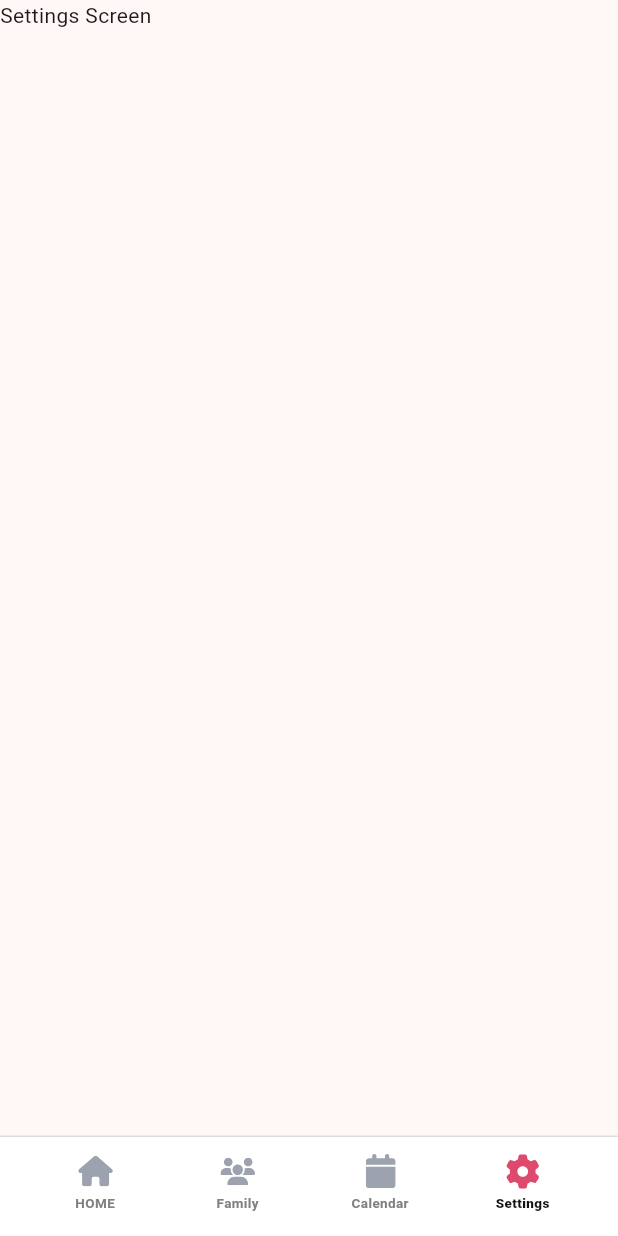
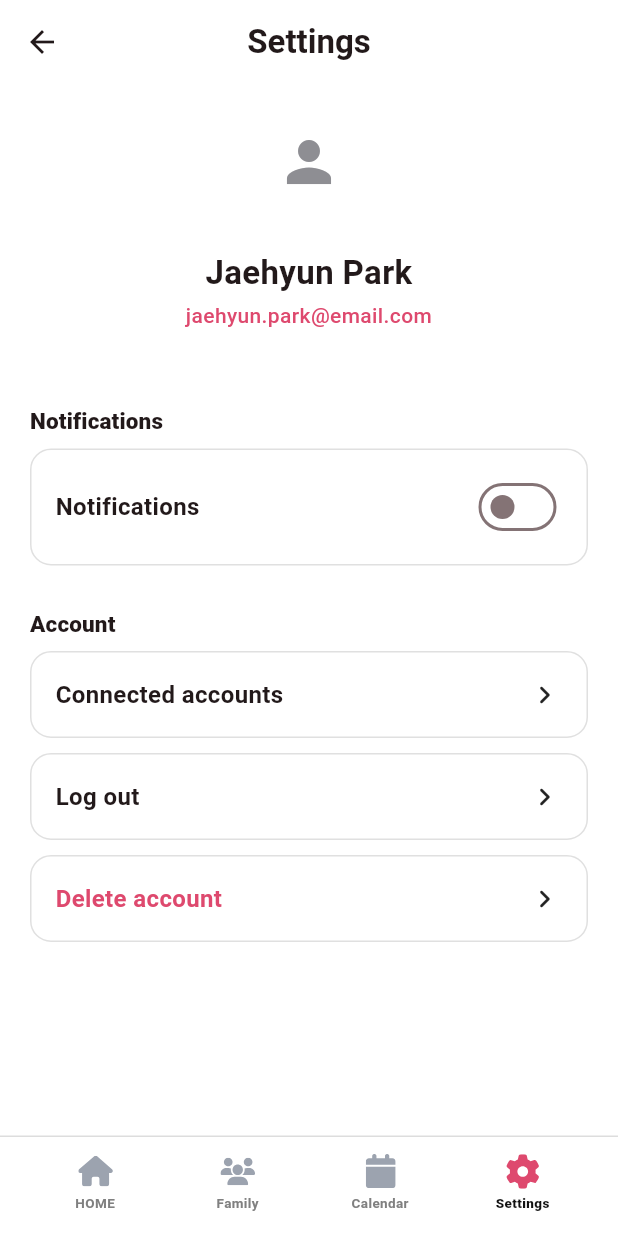
Before and after one commit to jaemoi/with_calendar, a Flutter app: the SettingsScreen screen opened by its route, on a phone screen of 412 x 824 dp. Run offline on Flutter 3.47's test engine with Material 3 defaults, Android fonts, the light colour scheme and no system bars; our stand-ins replace flutter_riverpod, flutter_svg, go_router, table_calendar; Roboto replaces fonts that are missing (Pretendard).

Commit message:
설정 화면 1차 퍼블리싱

```diff
--- a/lib/app/feature/settings/view/settings_screen.dart
+++ b/lib/app/feature/settings/view/settings_screen.dart
@@ -1,14 +1,208 @@
 import 'package:flutter/material.dart';
 
-class SettingsScreen extends StatelessWidget {
-  const SettingsScreen({super.key});
+class SettingsScreen extends StatefulWidget {
+  const SettingsScreen({
+    super.key,
+    this.name = 'Jaehyun Park',
+    this.email = 'jaehyun.park@email.com',
+    this.avatarImage,
+  });
+
+  final String name;
+  final String email;
+  final ImageProvider? avatarImage;
+
+  @override
+  State<SettingsScreen> createState() => _SettingsScreenState();
+}
+
+class _SettingsScreenState extends State<SettingsScreen> {
+  static const Color kPrimary = Color(0xFFDE496E);
+  static const Color kBg = Colors.white;
+
+  bool _notificationsOn = false;
 
   @override
   Widget build(BuildContext context) {
     return Scaffold(
-      body: Container(
-        child: Text('Settings Screen'),
+      backgroundColor: kBg,
+      appBar: AppBar(
+        backgroundColor: kBg,
+        elevation: 0,
+        leading: const BackButton(),
+        centerTitle: true,
+        title: const Text(
+          'Settings',
+          style: TextStyle(fontWeight: FontWeight.w700),
+        ),
+      ),
+      body: SingleChildScrollView(
+        padding: const EdgeInsets.fromLTRB(20, 8, 20, 24),
+        child: Column(
+          crossAxisAlignment: CrossAxisAlignment.stretch,
+          children: [
+            // Profile
+            Column(
+              children: [
+                CircleAvatar(
+                  radius: 44,
+                  backgroundColor: const Color(0xE5E7EB),
+                  backgroundImage: widget.avatarImage,
+                  child: widget.avatarImage == null
+                      ? const Icon(Icons.person,
+                          size: 44, color: Color(0xFF8E8E93))
+                      : null,
+                ),
+                const SizedBox(height: 16),
+                Text(widget.name,
+                    textAlign: TextAlign.center,
+                    style: const TextStyle(
+                        fontSize: 22,
+                        fontWeight: FontWeight.w700,
+                        height: 1.2)),
+                const SizedBox(height: 6),
+                Text(widget.email,
+                    textAlign: TextAlign.center,
+                    style: const TextStyle(
+                        fontSize: 14,
+                        fontWeight: FontWeight.w500,
+                        color: kPrimary)),
+              ],
+            ),
+
+            const SizedBox(height: 50),
+
+            const _SectionTitle('Notifications'),
+            const SizedBox(height: 8),
+            _TileSurface(
+              child: Row(
+                children: [
+                  const Expanded(
+                    child: Text('Notifications',
+                        style: TextStyle(
+                            fontSize: 16, fontWeight: FontWeight.w600)),
+                  ),
+                  Switch.adaptive(
+                    value: _notificationsOn,
+                    //inactiveThumbColor: Colors.grey,
+                    inactiveTrackColor: Colors.white30,
+                    activeColor: kPrimary,
+                    onChanged: (v) => setState(() => _notificationsOn = v),
+                  ),
+                ],
+              ),
+            ),
+
+            const SizedBox(height: 28),
+
+            const _SectionTitle('Account'),
+            const SizedBox(height: 8),
+            _NavItem(
+                label: 'Connected accounts',
+                onTap: () {
+                  /* TODO */
+                }),
+            const SizedBox(height: 10),
+            _NavItem(
+                label: 'Log out',
+                onTap: () {
+                  /* TODO */
+                }),
+            const SizedBox(height: 10),
+            _NavItem(
+              label: 'Delete account',
+              danger: true,
+              onTap: () {
+                /* TODO */
+              },
+            ),
+          ],
+        ),
       ),
     );
   }
 }
+
+class _SectionTitle extends StatelessWidget {
+  const _SectionTitle(this.text);
+
+  final String text;
+
+  @override
+  Widget build(BuildContext context) => Text(
+        text,
+        style: const TextStyle(
+            fontSize: 15, fontWeight: FontWeight.w800, letterSpacing: 0.1),
+      );
+}
+
+class _Pill extends StatelessWidget {
+  const _Pill({required this.label});
+
+  final String label;
+  static const Color kPrimary = Color(0xFFDE496E);
+
+  @override
+  Widget build(BuildContext context) => Container(
+        padding: const EdgeInsets.symmetric(horizontal: 14, vertical: 8),
+        decoration: BoxDecoration(
+          color: const Color(0xFFF2E6EA),
+          borderRadius: BorderRadius.circular(999),
+        ),
+        child: const Text('',
+            style: TextStyle()), // dummy to keep const? -> remove.
+      );
+}
+
+class _TileSurface extends StatelessWidget {
+  const _TileSurface({required this.child});
+
+  final Widget child;
+
+  @override
+  Widget build(BuildContext context) => Material(
+        color: Colors.white,
+        borderRadius: BorderRadius.circular(14),
+        child: Container(
+          padding: const EdgeInsets.symmetric(horizontal: 16, vertical: 14),
+          decoration: BoxDecoration(
+            borderRadius: BorderRadius.circular(14),
+            border: Border.all(color: const Color(0x1F000000)),
+          ),
+          child: child,
+        ),
+      );
+}
+
+class _NavItem extends StatelessWidget {
+  const _NavItem({required this.label, this.onTap, this.danger = false});
+
+  final String label;
+  final VoidCallback? onTap;
+  final bool danger;
+  static const Color kDanger = Color(0xFFDE496E);
+
+  @override
+  Widget build(BuildContext context) => _TileSurface(
+        child: InkWell(
+          borderRadius: BorderRadius.circular(10),
+          onTap: onTap,
+          child: Padding(
+            padding: const EdgeInsets.symmetric(vertical: 2),
+            child: Row(
+              children: [
+                Expanded(
+                  child: Text(label,
+                      style: TextStyle(
+                        fontSize: 16,
+                        fontWeight: FontWeight.w600,
+                        color: danger ? kDanger : null,
+                      )),
+                ),
+                const Icon(Icons.chevron_right_rounded, size: 24),
+              ],
+            ),
+          ),
+        ),
+      );
+}
```
